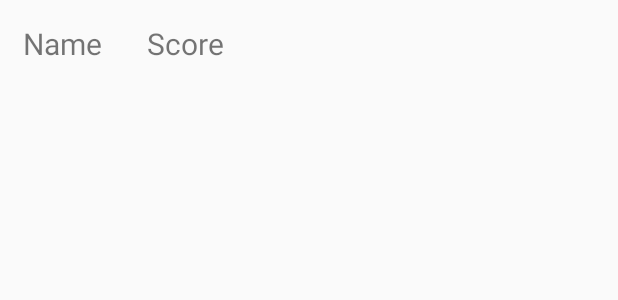
After one commit to C4yz/galgeleg, an Android app: the layout high_score_list_item.xml on its own in the app's theme, with its tools: preview values and no code run, on a phone screen of 412 x 824 dp. The commit adds this screen. Shown: the top 300 px of the screen. Run offline under Robolectric (Android 15) with nearby library versions, the phone set to English and light mode, and no system bars.

Commit message:
Tried making a recylcer view but right now it does not work..

```diff
--- /dev/null
+++ b/app/src/main/res/layout/high_score_list_item.xml
@@ -0,0 +1,23 @@
+<?xml version="1.0" encoding="utf-8"?>
+<RelativeLayout xmlns:android="http://schemas.android.com/apk/res/android"
+    android:layout_width="match_parent"
+    android:layout_height="wrap_content"
+    android:padding="15dp"
+    android:id="@+id/relativeLayoutList">
+
+    <TextView
+        android:id="@+id/listPlayerName"
+        android:layout_width="wrap_content"
+        android:layout_height="wrap_content"
+        android:text="Name"
+        android:textSize="20dp"/>
+    <TextView
+        android:id="@+id/listPlayerScore"
+        android:layout_width="wrap_content"
+        android:layout_height="wrap_content"
+        android:text="Score"
+        android:layout_toRightOf="@+id/listPlayerName"
+        android:layout_marginLeft="30dp"
+        android:textSize="20dp"/>
+
+</RelativeLayout>
```
Also changed, not shown: app/src/main/java/com/example/galgeleg/MyAdapter.java (+33 -3 lines), app/src/main/java/com/example/galgeleg/activities/HighScore.java (+13 -0 lines), app/src/main/res/layout/activity_high_score.xml (+7 -2 lines).
